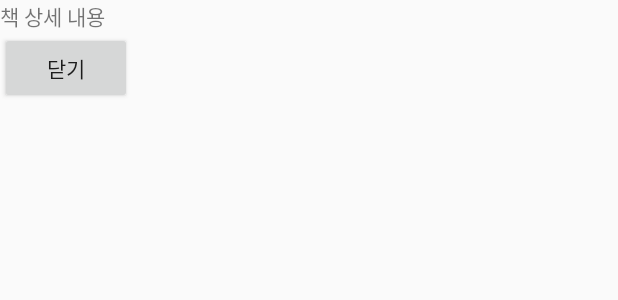
After one commit to yuna1212/booksearch, an Android app: the layout activity_bookinfo_more_activity.xml on its own in the app's theme, with its tools: preview values and no code run, on a phone screen of 412 x 824 dp. The commit adds this screen. Shown: the top 300 px of the screen. Run offline under Robolectric (Android 15) with nearby library versions, the phone set to English and light mode, and no system bars.

Commit message:
책 소개 상세 페이지를 팝업 레이아웃으로 제공하기 위해 틀 만듦

```diff
--- /dev/null
+++ b/android/BookSearch/app/src/main/res/layout/activity_bookinfo_more_activity.xml
@@ -0,0 +1,21 @@
+<?xml version="1.0" encoding="utf-8"?>
+<LinearLayout xmlns:android="http://schemas.android.com/apk/res/android"
+    xmlns:app="http://schemas.android.com/apk/res-auto"
+    xmlns:tools="http://schemas.android.com/tools"
+    android:layout_width="match_parent"
+    android:layout_height="match_parent"
+    android:orientation="vertical"
+    tools:context="com.searcher.booksearch.bookinfo_more_activity">
+
+    <TextView
+        android:id="@+id/book_detail"
+        android:layout_width="wrap_content"
+        android:layout_height="wrap_content"
+        android:text="책 상세 내용" />
+
+    <Button
+        android:id="@+id/close_button"
+        android:layout_width="wrap_content"
+        android:layout_height="wrap_content"
+        android:text="닫기" />
+</LinearLayout>
```
Also changed, not shown: android/BookSearch/app/src/main/AndroidManifest.xml (+13 -9 lines), android/BookSearch/app/src/main/java/com/searcher/booksearch/ScanBarcode.java (+11 -0 lines), android/BookSearch/app/src/main/java/com/searcher/booksearch/bookinfo_more_activity.java (added, +39 -0 lines), android/BookSearch/app/src/main/res/layout/scan_result_activity.xml (+11 -0 lines).
